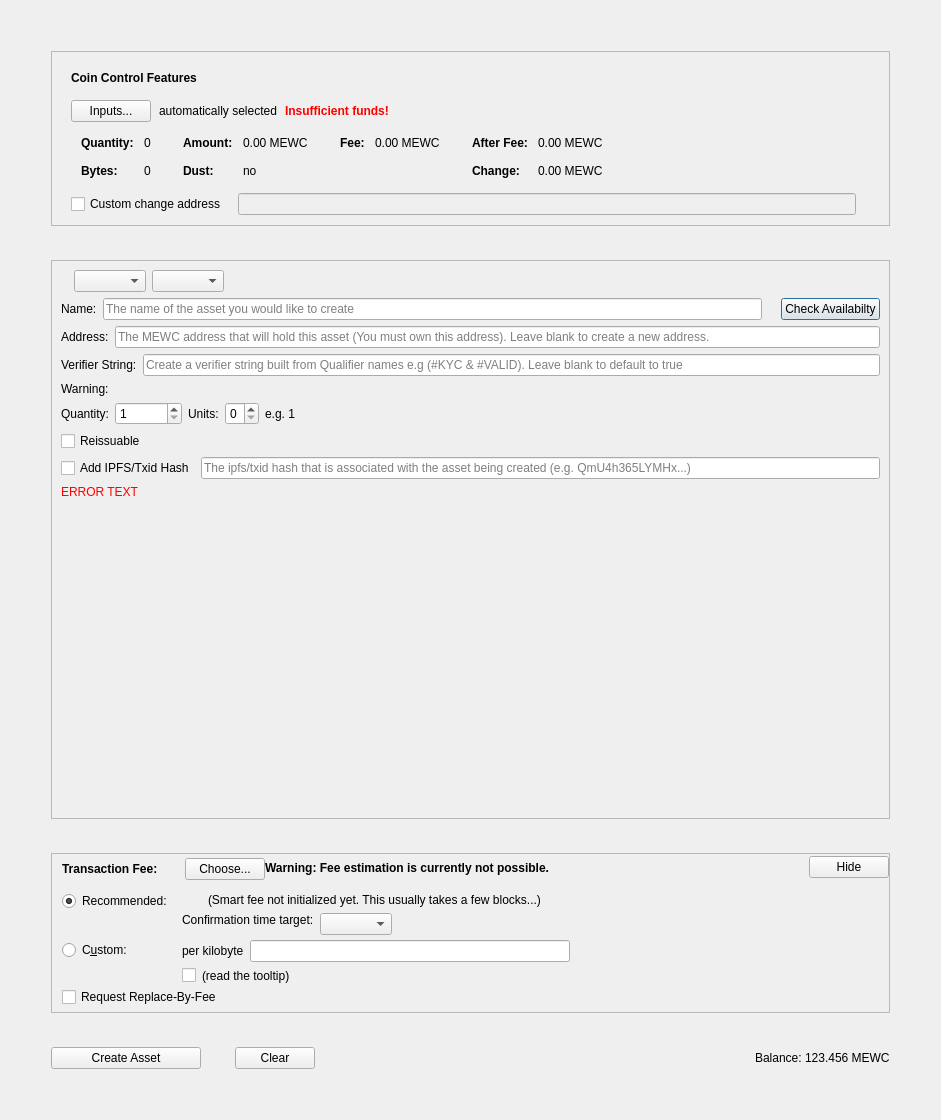
Before: the Qt Designer form src/qt/forms/createassetdialog.ui in 1NF1N18Y/points, drawn with Qt 5.
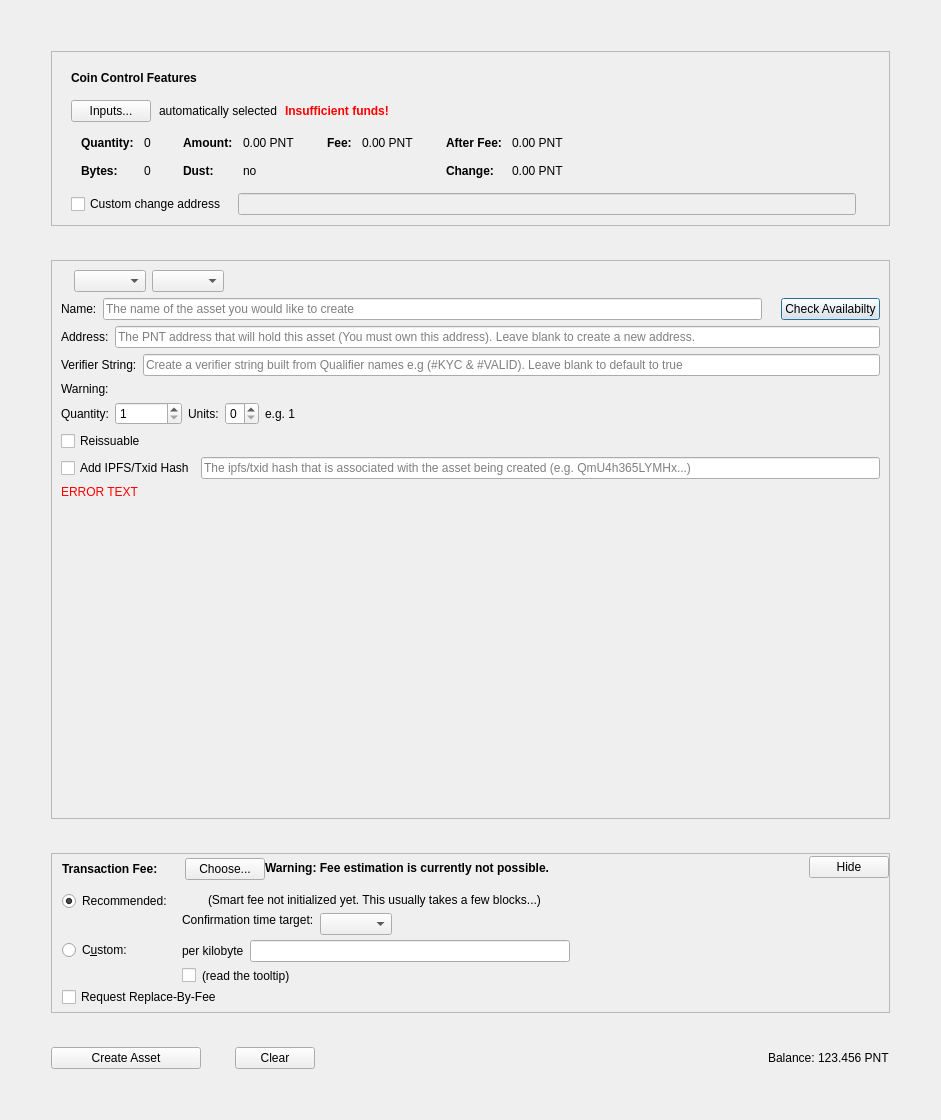
After: the same form once the commit is applied. Custom widgets are drawn as their Qt base class.

```diff
--- a/src/qt/forms/createassetdialog.ui
+++ b/src/qt/forms/createassetdialog.ui
@@ -335,7 +335,7 @@
                     <enum>Qt::ActionsContextMenu</enum>
                    </property>
                    <property name="text">
-                    <string notr="true">0.00 MEWC</string>
+                    <string notr="true">0.00 PNT</string>
                    </property>
                    <property name="textInteractionFlags">
                     <set>Qt::LinksAccessibleByMouse|Qt::TextSelectableByKeyboard|Qt::TextSelectableByMouse</set>
@@ -415,7 +415,7 @@
                     <enum>Qt::ActionsContextMenu</enum>
                    </property>
                    <property name="text">
-                    <string notr="true">0.00 MEWC</string>
+                    <string notr="true">0.00 PNT</string>
                    </property>
                    <property name="textInteractionFlags">
                     <set>Qt::LinksAccessibleByMouse|Qt::TextSelectableByKeyboard|Qt::TextSelectableByMouse</set>
@@ -466,7 +466,7 @@
                     <enum>Qt::ActionsContextMenu</enum>
                    </property>
                    <property name="text">
-                    <string notr="true">0.00 MEWC</string>
+                    <string notr="true">0.00 PNT</string>
                    </property>
                    <property name="textInteractionFlags">
                     <set>Qt::LinksAccessibleByMouse|Qt::TextSelectableByKeyboard|Qt::TextSelectableByMouse</set>
@@ -495,7 +495,7 @@
                     <enum>Qt::ActionsContextMenu</enum>
                    </property>
                    <property name="text">
-                    <string notr="true">0.00 MEWC</string>
+                    <string notr="true">0.00 PNT</string>
                    </property>
                    <property name="textInteractionFlags">
                     <set>Qt::LinksAccessibleByMouse|Qt::TextSelectableByKeyboard|Qt::TextSelectableByMouse</set>
@@ -688,7 +688,7 @@
                <string/>
               </property>
               <property name="placeholderText">
-               <string>The MEWC address that will hold this asset (You must own this address). Leave blank to create a new address.</string>
+               <string>The PNT address that will hold this asset (You must own this address). Leave blank to create a new address.</string>
               </property>
              </widget>
             </item>
@@ -1420,7 +1420,7 @@
             <enum>Qt::RightToLeft</enum>
            </property>
            <property name="text">
-            <string>123.456 MEWC</string>
+            <string>123.456 PNT</string>
            </property>
           </widget>
          </item>
```
Left out of the diff: 10 changed lines with no effect on the pictures.
